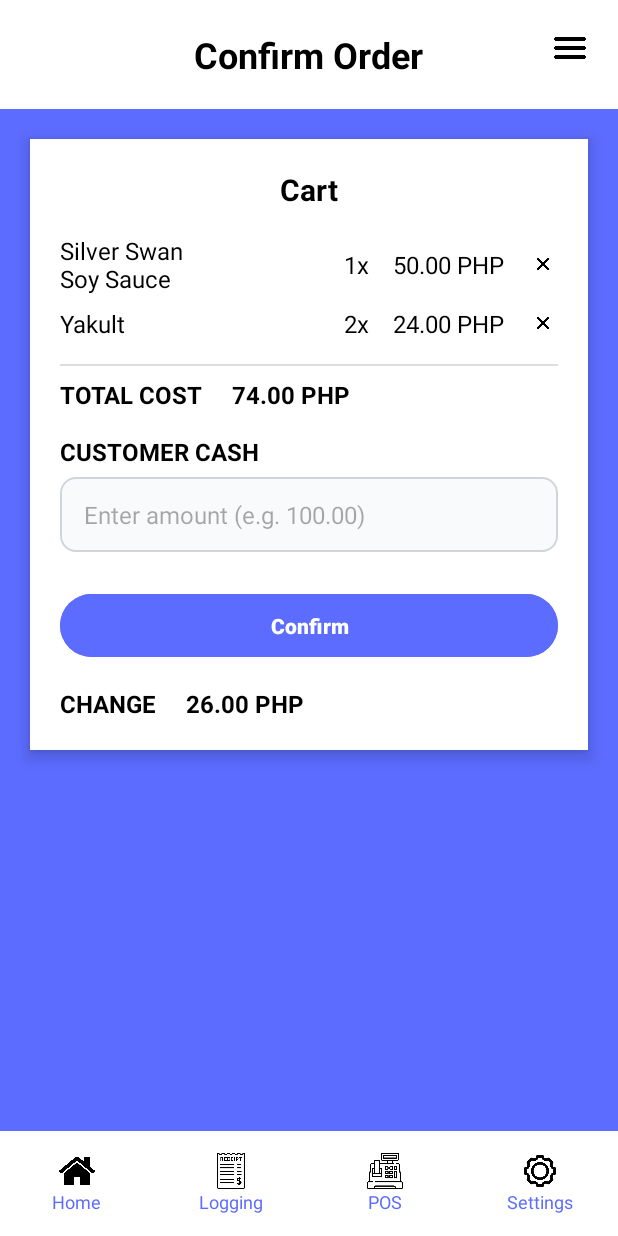
After one commit to Cyg-ni/sarisarimaximus, an Android app: the layout confirm_transaction.xml on its own in the app's theme, with its tools: preview values and no code run, on a phone screen of 412 x 824 dp. The commit adds this screen. Run offline under Robolectric (Android 15) with nearby library versions, the phone set to English and light mode, and no system bars.

Commit message:
pos dashboard confirm transaction added

```diff
--- /dev/null
+++ b/app/src/main/res/drawable/edittext_rounded_selector.xml
@@ -0,0 +1,23 @@
+<?xml version="1.0" encoding="utf-8"?>
+<shape xmlns:android="http://schemas.android.com/apk/res/android"
+    android:shape="rectangle">
+
+    <!-- Light gray background to match POS input fields -->
+    <solid android:color="#F9FAFB" />
+
+    <!-- Rounded corners -->
+    <corners android:radius="10dp" />
+
+    <!-- Slight border for definition -->
+    <stroke
+        android:width="1.5dp"
+        android:color="#D1D5DB" />
+
+    <!-- Inner padding -->
+    <padding
+        android:left="10dp"
+        android:top="8dp"
+        android:right="10dp"
+        android:bottom="8dp" />
+
+</shape>
--- /dev/null
+++ b/app/src/main/res/layout/confirm_transaction.xml
@@ -0,0 +1,304 @@
+<?xml version="1.0" encoding="utf-8"?>
+<LinearLayout
+    xmlns:android="http://schemas.android.com/apk/res/android"
+    xmlns:app="http://schemas.android.com/apk/res-auto"
+    android:layout_width="match_parent"
+    android:layout_height="match_parent"
+    android:orientation="vertical"
+    android:background="#FFFFFF">
+
+    <!-- Header -->
+    <RelativeLayout
+        android:layout_width="match_parent"
+        android:layout_height="wrap_content"
+        android:padding="20dp"
+        android:background="#FFFFFF">
+
+        <TextView
+            android:id="@+id/tvEditTitle"
+            android:layout_width="wrap_content"
+            android:layout_height="wrap_content"
+            android:text="Confirm Order"
+            android:textSize="24sp"
+            android:textStyle="bold"
+            android:textColor="#000000"
+            android:layout_centerHorizontal="true" />
+
+        <ImageView
+            android:id="@+id/btnMenu"
+            android:layout_width="24dp"
+            android:layout_height="24dp"
+            android:layout_alignParentEnd="true"
+            android:src="@drawable/ic_menu"
+            android:contentDescription="Menu" />
+    </RelativeLayout>
+
+    <!-- Blue background -->
+    <LinearLayout
+        android:layout_width="match_parent"
+        android:layout_height="0dp"
+        android:layout_weight="1"
+        android:orientation="vertical"
+        android:background="#5C6CFF"
+        android:gravity="center_horizontal">
+
+        <!-- White cart container -->
+        <LinearLayout
+            android:layout_width="match_parent"
+            android:layout_height="wrap_content"
+            android:layout_margin="20dp"
+            android:orientation="vertical"
+            android:background="#FFFFFF"
+            android:padding="20dp"
+            android:elevation="6dp"
+            android:clipToOutline="true"
+            android:layout_marginTop="40dp"
+            android:layout_marginBottom="20dp">
+
+            <!-- Cart title -->
+            <TextView
+                android:layout_width="wrap_content"
+                android:layout_height="wrap_content"
+                android:text="Cart"
+                android:textSize="20sp"
+                android:textStyle="bold"
+                android:textColor="#000000"
+                android:layout_gravity="center"
+                android:layout_marginBottom="16dp" />
+
+            <!-- Item 1 -->
+            <LinearLayout
+                android:layout_width="match_parent"
+                android:layout_height="wrap_content"
+                android:orientation="horizontal"
+                android:gravity="center_vertical"
+                android:layout_marginBottom="8dp">
+
+                <TextView
+                    android:layout_width="0dp"
+                    android:layout_height="wrap_content"
+                    android:layout_weight="1"
+                    android:text="Silver Swan\nSoy Sauce"
+                    android:textSize="16sp"
+                    android:textColor="#000000" />
+
+                <TextView
+                    android:layout_width="wrap_content"
+                    android:layout_height="wrap_content"
+                    android:text="1x"
+                    android:textSize="16sp"
+                    android:textColor="#000000"
+                    android:layout_marginEnd="16dp" />
+
+                <TextView
+                    android:layout_width="wrap_content"
+                    android:layout_height="wrap_content"
+                    android:text="50.00 PHP"
+                    android:textSize="16sp"
+                    android:textColor="#000000"
+                    android:layout_marginEnd="16dp" />
+
+                <ImageView
+                    android:layout_width="20dp"
+                    android:layout_height="20dp"
+                    android:src="@drawable/ic_close"
+                    android:contentDescription="Remove Item" />
+            </LinearLayout>
+
+            <!-- Item 2 -->
+            <LinearLayout
+                android:layout_width="match_parent"
+                android:layout_height="wrap_content"
+                android:orientation="horizontal"
+                android:gravity="center_vertical"
+                android:layout_marginBottom="8dp">
+
+                <TextView
+                    android:layout_width="0dp"
+                    android:layout_height="wrap_content"
+                    android:layout_weight="1"
+                    android:text="Yakult"
+                    android:textSize="16sp"
+                    android:textColor="#000000" />
+
+                <TextView
+                    android:layout_width="wrap_content"
+                    android:layout_height="wrap_content"
+                    android:text="2x"
+                    android:textSize="16sp"
+                    android:textColor="#000000"
+                    android:layout_marginEnd="16dp" />
+
+                <TextView
+                    android:layout_width="wrap_content"
+                    android:layout_height="wrap_content"
+                    android:text="24.00 PHP"
+                    android:textSize="16sp"
+                    android:textColor="#000000"
+                    android:layout_marginEnd="16dp" />
+
+                <ImageView
+                    android:layout_width="20dp"
+                    android:layout_height="20dp"
+                    android:src="@drawable/ic_close"
+                    android:contentDescription="Remove Item" />
+            </LinearLayout>
+
+            <View
+                android:layout_width="match_parent"
+                android:layout_height="1dp"
+                android:background="#DDDDDD"
+                android:layout_marginVertical="8dp" />
+
+            <!-- Totals -->
+            <TextView
+                android:layout_width="match_parent"
+                android:layout_height="wrap_content"
+                android:text="TOTAL COST     74.00 PHP"
+                android:textStyle="bold"
+                android:textSize="16sp"
+                android:textColor="#000000"
+                android:layout_marginBottom="16dp" />
+
+            <!-- Customer Cash Input -->
+            <TextView
+                android:layout_width="match_parent"
+                android:layout_height="wrap_content"
+                android:text="CUSTOMER CASH"
+                android:textStyle="bold"
+                android:textSize="16sp"
+                android:textColor="#000000"
+                android:layout_marginBottom="6dp" />
+
+            <EditText
+                android:id="@+id/etCash"
+                android:layout_width="match_parent"
+                android:layout_height="50dp"
+                android:background="@drawable/edittext_rounded_selector"
+                android:inputType="numberDecimal"
+                android:hint="Enter amount (e.g. 100.00)"
+                android:textSize="16sp"
+                android:paddingHorizontal="16dp"
+                android:gravity="center_vertical"
+                android:layout_marginBottom="16dp" />
+
+            <!-- Confirm Button -->
+            <Button
+                android:id="@+id/btnConfirm"
+                android:layout_width="match_parent"
+                android:layout_height="50dp"
+                android:text="Confirm"
+                android:textStyle="bold"
+                android:textColor="#FFFFFF"
+                android:backgroundTint="#5C6CFF"
+                android:layout_marginTop="8dp"
+                android:elevation="3dp"
+                android:layout_gravity="center"
+                android:radius="12dp"/>
+
+            <!-- Change display -->
+            <TextView
+                android:layout_width="match_parent"
+                android:layout_height="wrap_content"
+                android:text="CHANGE     26.00 PHP"
+                android:textStyle="bold"
+                android:textSize="16sp"
+                android:textColor="#000000"
+                android:layout_marginTop="16dp" />
+        </LinearLayout>
+    </LinearLayout>
+
+    <!-- Bottom Navigation -->
+    <LinearLayout
+        android:layout_width="match_parent"
+        android:layout_height="70dp"
+        android:orientation="horizontal"
+        android:background="#FFFFFF"
+        android:gravity="center"
+        android:weightSum="4">
+
+        <!-- Home -->
+        <LinearLayout
+            android:layout_width="0dp"
+            android:layout_height="match_parent"
+            android:layout_weight="1"
+            android:orientation="vertical"
+            android:gravity="center">
+
+            <ImageView
+                android:layout_width="24dp"
+                android:layout_height="24dp"
+                android:src="@drawable/ic_home" />
+
+            <TextView
+                android:layout_width="wrap_content"
+                android:layout_height="wrap_content"
+                android:text="Home"
+                android:textSize="12sp"
+                android:textColor="#5C6CFF" />
+        </LinearLayout>
+
+        <!-- Logging -->
+        <LinearLayout
+            android:layout_width="0dp"
+            android:layout_height="match_parent"
+            android:layout_weight="1"
+            android:orientation="vertical"
+            android:gravity="center">
+
+            <ImageView
+                android:layout_width="24dp"
+                android:layout_height="24dp"
+                android:src="@drawable/ic_logging" />
+
+            <TextView
+                android:layout_width="wrap_content"
+                android:layout_height="wrap_content"
+                android:text="Logging"
+                android:textSize="12sp"
+                android:textColor="#5C6CFF" />
+        </LinearLayout>
+
+        <!-- POS -->
+        <LinearLayout
+            android:layout_width="0dp"
+            android:layout_height="match_parent"
+            android:layout_weight="1"
+            android:orientation="vertical"
+            android:gravity="center">
+
+            <ImageView
+                android:layout_width="24dp"
+                android:layout_height="24dp"
+                android:src="@drawable/ic_pos" />
+
+            <TextView
+                android:layout_width="wrap_content"
+                android:layout_height="wrap_content"
+                android:text="POS"
+                android:textSize="12sp"
+                android:textColor="#5C6CFF" />
+        </LinearLayout>
+
+        <!-- Settings -->
+        <LinearLayout
+            android:layout_width="0dp"
+            android:layout_height="match_parent"
+            android:layout_weight="1"
+            android:orientation="vertical"
+            android:gravity="center">
+
+            <ImageView
+                android:layout_width="24dp"
+                android:layout_height="24dp"
+                android:src="@drawable/ic_settings" />
+
+            <TextView
+                android:layout_width="wrap_content"
+                android:layout_height="wrap_content"
+                android:text="Settings"
+                android:textSize="12sp"
+                android:textColor="#5C6CFF" />
+        </LinearLayout>
+    </LinearLayout>
+</LinearLayout>
--- a/app/src/main/res/layout/edit_transaction.xml
+++ b/app/src/main/res/layout/pos_dashboard.xml
@@ -7,63 +7,67 @@
     android:orientation="vertical"
     android:background="#FFFFFF">
 
-    <!-- Top App Bar -->
+    <!-- Header -->
     <RelativeLayout
         android:layout_width="match_parent"
         android:layout_height="wrap_content"
-        android:background="#FFFFFF"
-        android:padding="20dp">
+        android:padding="20dp"
+        android:background="#FFFFFF">
 
         <TextView
-            android:id="@+id/tvTitle"
+            android:id="@+id/tvEditTitle"
             android:layout_width="wrap_content"
             android:layout_height="wrap_content"
             android:text="POS Mode"
+            android:textSize="24sp"
             android:textStyle="bold"
-            android:textSize="24sp"
             android:textColor="#000000"
             android:layout_centerHorizontal="true" />
+
         <ImageView
             android:id="@+id/btnMenu"
             android:layout_width="24dp"
             android:layout_height="24dp"
             android:layout_alignParentEnd="true"
             android:src="@drawable/ic_menu"
-            android:contentDescription="Menu Icon" />
+            android:contentDescription="Menu" />
     </RelativeLayout>
 
-    <!-- Blue Background Section -->
+    <!-- Blue background with centered buttons -->
     <LinearLayout
         android:layout_width="match_parent"
         android:layout_height="0dp"
         android:layout_weight="1"
         android:orientation="vertical"
         android:background="#5C6CFF"
-        android:gravity="center"
-        android:padding="30dp">
+        android:gravity="center">
 
-        <!-- Buttons -->
         <Button
             android:id="@+id/btnMakeTransaction"
-            android:layout_width="match_parent"
-            android:layout_height="wrap_content"
+            android:layout_width="250dp"
+            android:layout_height="60dp"
             android:text="Make a Transaction"
+            android:textStyle="bold"
+            android:textColor="#000000"
             android:textSize="16sp"
-            android:textColor="#FFFFFF"
-            android:backgroundTint="#3F51B5"
-            android:layout_marginBottom="16dp" />
+            android:backgroundTint="#FFFF"
+            android:elevation="6dp"
+            android:layout_marginBottom="20dp"
+            android:radius="12dp" />
 
         <Button
             android:id="@+id/btnEditTransaction"
-            android:layout_width="match_parent"
-            android:layout_height="wrap_content"
+            android:layout_width="250dp"
+            android:layout_height="60dp"
             android:text="Edit a Transaction"
+            android:textStyle="bold"
+            android:textColor="#000000"
             android:textSize="16sp"
-            android:textColor="#FFFFFF"
-            android:backgroundTint="#3F51B5" />
+            android:backgroundTint="#FFFF"
+            android:radius="12dp" />
     </LinearLayout>
 
-    <!-- Bottom Navigation Bar -->
+    <!-- Bottom Navigation -->
     <LinearLayout
         android:layout_width="match_parent"
         android:layout_height="70dp"
@@ -72,6 +76,7 @@
         android:gravity="center"
         android:weightSum="4">
 
+        <!-- Home -->
         <LinearLayout
             android:layout_width="0dp"
             android:layout_height="match_parent"
@@ -92,6 +97,7 @@
                 android:textColor="#5C6CFF" />
         </LinearLayout>
 
+        <!-- Logging -->
         <LinearLayout
             android:layout_width="0dp"
             android:layout_height="match_parent"
@@ -112,6 +118,7 @@
                 android:textColor="#5C6CFF" />
         </LinearLayout>
 
+        <!-- POS -->
         <LinearLayout
             android:layout_width="0dp"
             android:layout_height="match_parent"
@@ -132,6 +139,7 @@
                 android:textColor="#5C6CFF" />
         </LinearLayout>
 
+        <!-- Settings -->
         <LinearLayout
             android:layout_width="0dp"
             android:layout_height="match_parent"
@@ -152,5 +160,4 @@
                 android:textColor="#5C6CFF" />
         </LinearLayout>
     </LinearLayout>
-
 </LinearLayout>
--- a/app/src/main/res/values/strings.xml
+++ b/app/src/main/res/values/strings.xml
@@ -1,3 +1,6 @@
 <resources>
     <string name="app_name">Sarisarimaximus</string>
+
+
+
 </resources>
```
Also changed, not shown: app/src/main/res/drawable/ic_close.png (added).
